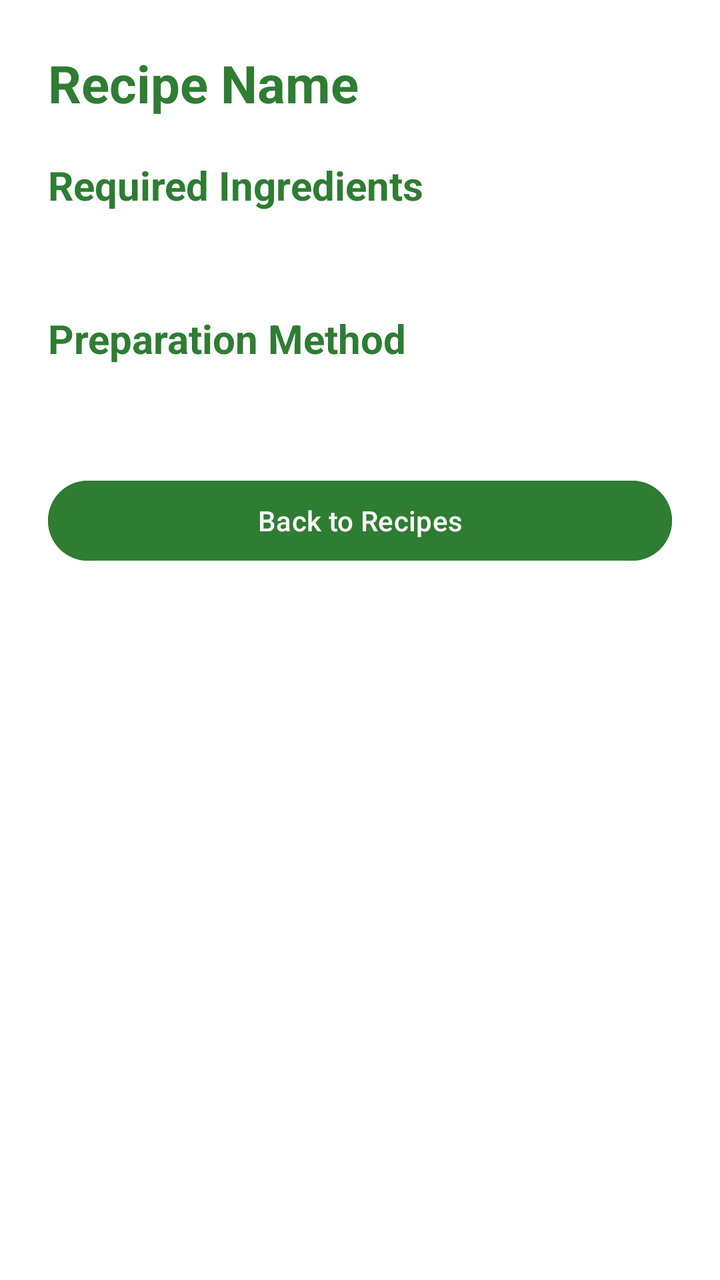
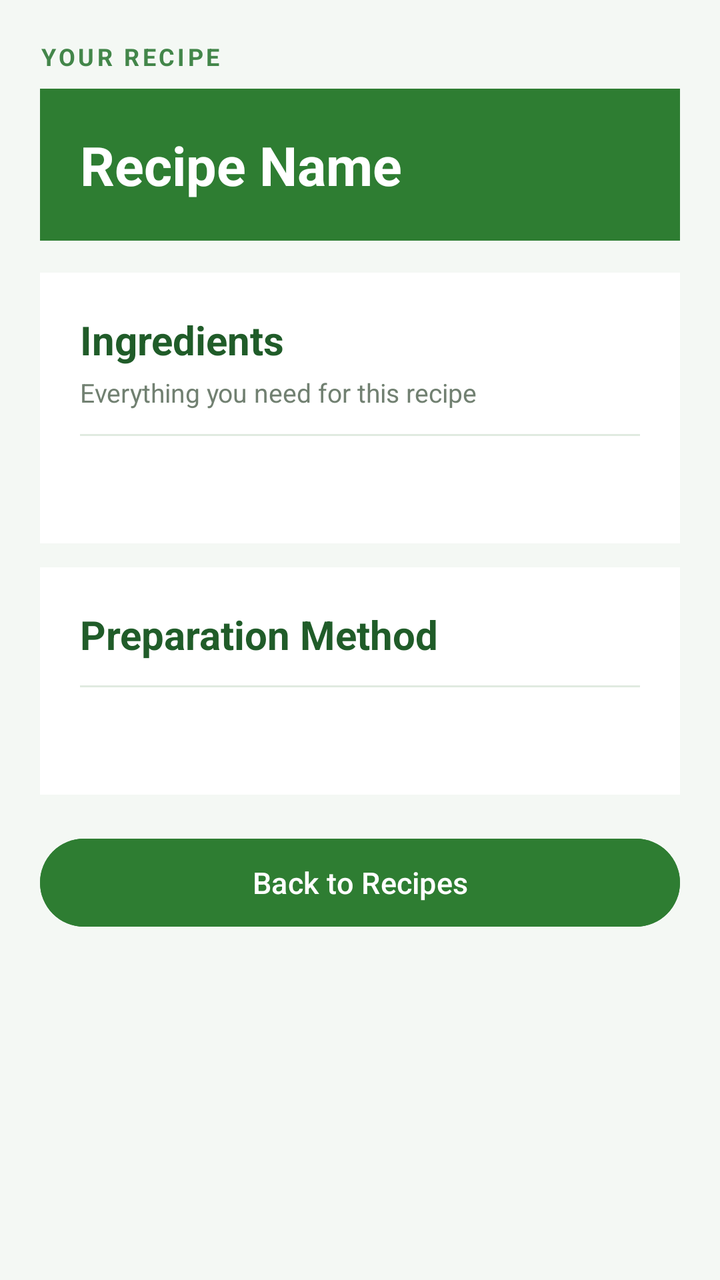

Two renders of the same Android screen: before a commit and after it. Below are the layout's source before the change and the commit's diff.
<!-- AndroidManifest.xml: application theme Theme.Smartpantrymanager -->
<!-- res/layout/activity_recipe_detail.xml -->
<?xml version="1.0" encoding="utf-8"?>
<ScrollView xmlns:android="http://schemas.android.com/apk/res/android"
    android:layout_width="match_parent"
    android:layout_height="match_parent"
    android:background="#FFFFFF">

    <LinearLayout
        android:layout_width="match_parent"
        android:layout_height="wrap_content"
        android:orientation="vertical"
        android:padding="24dp">

        <TextView
            android:id="@+id/txtRecipeName"
            android:layout_width="match_parent"
            android:layout_height="wrap_content"
            android:text="Recipe Name"
            android:textSize="26sp"
            android:textStyle="bold"
            android:textColor="#2E7D32" />

        <TextView
            android:layout_width="match_parent"
            android:layout_height="wrap_content"
            android:text="Required Ingredients"
            android:textSize="20sp"
            android:textStyle="bold"
            android:textColor="#2E7D32"
            android:paddingTop="20dp" />

        <TextView
            android:id="@+id/txtRecipeIngredients"
            android:layout_width="match_parent"
            android:layout_height="wrap_content"
            android:textSize="16sp"
            android:textColor="#333333"
            android:paddingTop="8dp" />

        <TextView
            android:layout_width="match_parent"
            android:layout_height="wrap_content"
            android:text="Preparation Method"
            android:textSize="20sp"
            android:textStyle="bold"
            android:textColor="#2E7D32"
            android:paddingTop="20dp" />

        <TextView
            android:id="@+id/txtRecipeInstructions"
            android:layout_width="match_parent"
            android:layout_height="wrap_content"
            android:textSize="16sp"
            android:textColor="#333333"
            android:paddingTop="8dp" />

        <Button
            android:id="@+id/btnBackRecipes"
            android:layout_width="match_parent"
            android:layout_height="wrap_content"
            android:text="Back to Recipes"
            android:layout_marginTop="24dp"
            android:backgroundTint="#2E7D32"
            android:textColor="#FFFFFF" />

    </LinearLayout>
</ScrollView>
<!-- resources referenced by this layout -->
<resources>
  <style name="Theme.Smartpantrymanager" parent="Base.Theme.Smartpantrymanager" />
  <style name="Base.Theme.Smartpantrymanager" parent="Theme.Material3.DayNight.NoActionBar">
          
          
      </style>
</resources>

<!-- the commit's change to res/layout/activity_recipe_detail.xml (unified diff, before → after) -->
@@ -2,63 +2,119 @@
 <ScrollView xmlns:android="http://schemas.android.com/apk/res/android"
     android:layout_width="match_parent"
     android:layout_height="match_parent"
-    android:background="#FFFFFF">
+    android:background="#F4F8F4"
+    android:fillViewport="true">
 
     <LinearLayout
         android:layout_width="match_parent"
         android:layout_height="wrap_content"
         android:orientation="vertical"
-        android:padding="24dp">
+        android:padding="20dp">
+
+        <TextView
+            android:layout_width="match_parent"
+            android:layout_height="wrap_content"
+            android:text="YOUR RECIPE"
+            android:textColor="#43864A"
+            android:textSize="12sp"
+            android:textStyle="bold"
+            android:letterSpacing="0.12"
+            android:paddingBottom="8dp" />
 
         <TextView
             android:id="@+id/txtRecipeName"
             android:layout_width="match_parent"
             android:layout_height="wrap_content"
             android:text="Recipe Name"
-            android:textSize="26sp"
+            android:textSize="27sp"
             android:textStyle="bold"
-            android:textColor="#2E7D32" />
+            android:textColor="#FFFFFF"
+            android:background="#2E7D32"
+            android:padding="20dp" />
 
-        <TextView
+        <LinearLayout
             android:layout_width="match_parent"
             android:layout_height="wrap_content"
-            android:text="Required Ingredients"
-            android:textSize="20sp"
-            android:textStyle="bold"
-            android:textColor="#2E7D32"
-            android:paddingTop="20dp" />
+            android:orientation="vertical"
+            android:layout_marginTop="16dp"
+            android:padding="20dp"
+            android:background="#FFFFFF">
 
-        <TextView
-            android:id="@+id/txtRecipeIngredients"
+            <TextView
+                android:layout_width="match_parent"
+                android:layout_height="wrap_content"
+                android:text="Ingredients"
+                android:textSize="20sp"
+                android:textStyle="bold"
+                android:textColor="#205C29" />
+
+            <TextView
+                android:layout_width="match_parent"
+                android:layout_height="wrap_content"
+                android:text="Everything you need for this recipe"
+                android:textSize="13sp"
+                android:textColor="#718071"
+                android:paddingTop="4dp" />
+
+            <View
+                android:layout_width="match_parent"
+                android:layout_height="1dp"
+                android:layout_marginTop="12dp"
+                android:layout_marginBottom="12dp"
+                android:background="#E0EAE0" />
+
+            <TextView
+                android:id="@+id/txtRecipeIngredients"
+                android:layout_width="match_parent"
+                android:layout_height="wrap_content"
+                android:textSize="16sp"
+                android:lineSpacingExtra="5dp"
+                android:textColor="#344A35" />
+
+        </LinearLayout>
+
+        <LinearLayout
             android:layout_width="match_parent"
             android:layout_height="wrap_content"
-            android:textSize="16sp"
-            android:textColor="#333333"
-            android:paddingTop="8dp" />
+            android:orientation="vertical"
+            android:layout_marginTop="12dp"
+            android:padding="20dp"
+            android:background="#FFFFFF">
 
-        <TextView
-            android:layout_width="match_parent"
-            android:layout_height="wrap_content"
-            android:text="Preparation Method"
-            android:textSize="20sp"
-            android:textStyle="bold"
-            android:textColor="#2E7D32"
-            android:paddingTop="20dp" />
+            <TextView
+                android:layout_width="match_parent"
+                android:layout_height="wrap_content"
+                android:text="Preparation Method"
+                android:textSize="20sp"
+                android:textStyle="bold"
+                android:textColor="#205C29" />
 
-        <TextView
-            android:id="@+id/txtRecipeInstructions"
-            android:layout_width="match_parent"
-            android:layout_height="wrap_content"
-            android:textSize="16sp"
-            android:textColor="#333333"
-            android:paddingTop="8dp" />
+            <View
+                android:layout_width="match_parent"
+                android:layout_height="1dp"
+                android:layout_marginTop="12dp"
+                android:layout_marginBottom="12dp"
+                android:background="#E0EAE0" />
+
+            <TextView
+                android:id="@+id/txtRecipeInstructions"
+                android:layout_width="match_parent"
+                android:layout_height="wrap_content"
+                android:textSize="16sp"
+                android:lineSpacingExtra="6dp"
+                android:textColor="#344A35" />
+
+        </LinearLayout>
 
         <Button
             android:id="@+id/btnBackRecipes"
             android:layout_width="match_parent"
-            android:layout_height="wrap_content"
+            android:layout_height="52dp"
+            android:layout_marginTop="18dp"
+            android:layout_marginBottom="12dp"
             android:text="Back to Recipes"
-            android:layout_marginTop="24dp"
+            android:textAllCaps="false"
+            android:textSize="15sp"
             android:backgroundTint="#2E7D32"
             android:textColor="#FFFFFF" />
 
